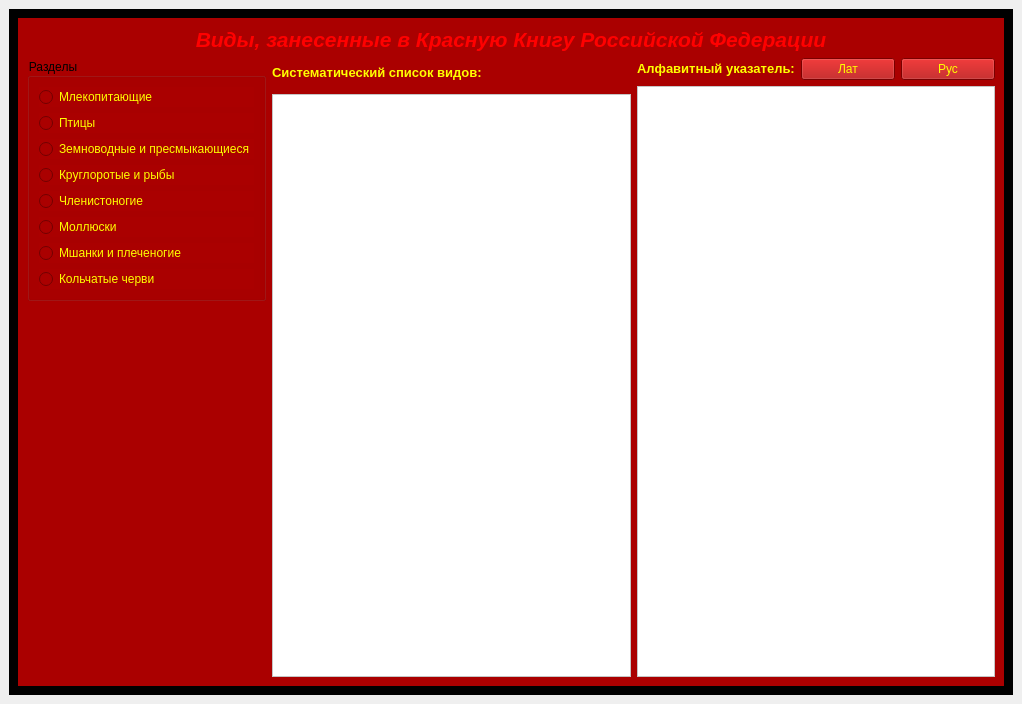
dpq/gaia, file redbook.ui: the form before one commit.
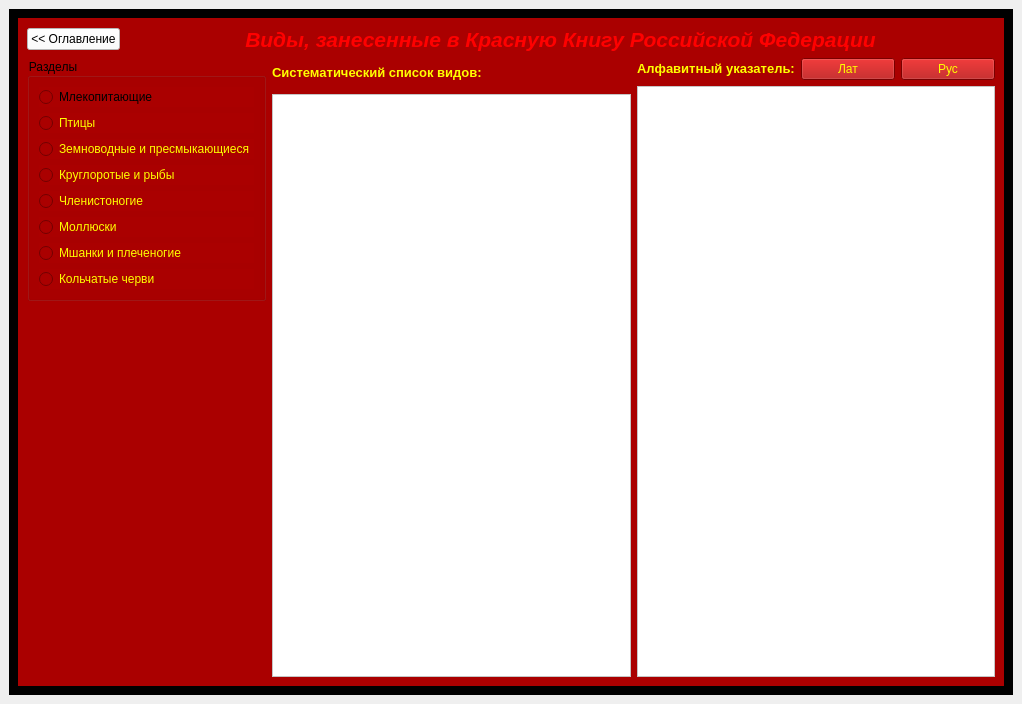
The form after the commit. The open tabs and pages were chosen to show the change. Icons and pictures are not drawn. Custom widgets are drawn as their Qt base class.

The edit to the form file:
```diff
--- a/redbook.ui
+++ b/redbook.ui
@@ -269,24 +269,71 @@
        </property>
        <layout class="QVBoxLayout" >
         <item>
-         <widget class="QWidget" native="1" name="widget_3" >
+         <widget class="QFrame" name="widget_3" >
           <property name="styleSheet" >
            <string notr="true" >background-color: rgb(170, 0, 0);</string>
           </property>
-          <layout class="QVBoxLayout" >
+          <layout class="QVBoxLayout" name="verticalLayout_4" >
            <item>
-            <widget class="QLabel" name="headerLabel" >
-             <property name="text" >
-              <string>&lt;!DOCTYPE HTML PUBLIC "-//W3C//DTD HTML 4.0//EN" "http://www.w3.org/TR/REC-html40/strict.dtd">
+            <layout class="QHBoxLayout" name="horizontalLayout_4" >
+             <item>
+              <widget class="QPushButton" name="speciesBackButton" >
+               <property name="sizePolicy" >
+                <sizepolicy vsizetype="Fixed" hsizetype="Preferred" >
+                 <horstretch>0</horstretch>
+                 <verstretch>0</verstretch>
+                </sizepolicy>
+               </property>
+               <property name="styleSheet" >
+                <string notr="true" >background-color: rgb(255, 255, 255);
+color: #000000;</string>
+               </property>
+               <property name="text" >
+                <string>&lt;&lt; Оглавление</string>
+               </property>
+              </widget>
+             </item>
+             <item>
+              <spacer name="horizontalSpacer_6" >
+               <property name="orientation" >
+                <enum>Qt::Horizontal</enum>
+               </property>
+               <property name="sizeHint" stdset="0" >
+                <size>
+                 <width>40</width>
+                 <height>20</height>
+                </size>
+               </property>
+              </spacer>
+             </item>
+             <item>
+              <widget class="QLabel" name="headerLabel" >
+               <property name="text" >
+                <string>&lt;!DOCTYPE HTML PUBLIC "-//W3C//DTD HTML 4.0//EN" "http://www.w3.org/TR/REC-html40/strict.dtd">
 &lt;html>&lt;head>&lt;meta name="qrichtext" content="1" />&lt;style type="text/css">
 p, li { white-space: pre-wrap; }
 &lt;/style>&lt;/head>&lt;body style=" font-family:'Sans Serif'; font-size:10pt; font-weight:400; font-style:normal;">
 &lt;p style=" margin-top:0px; margin-bottom:0px; margin-left:0px; margin-right:0px; -qt-block-indent:0; text-indent:0px;">&lt;span style=" font-size:16pt; font-weight:600; font-style:italic; color:#ff0000;">Виды, занесенные в Красную Книгу Российской Федерации&lt;/span>&lt;/p>&lt;/body>&lt;/html></string>
-             </property>
-             <property name="alignment" >
-              <set>Qt::AlignCenter</set>
-             </property>
-            </widget>
+               </property>
+               <property name="alignment" >
+                <set>Qt::AlignCenter</set>
+               </property>
+              </widget>
+             </item>
+             <item>
+              <spacer name="horizontalSpacer_5" >
+               <property name="orientation" >
+                <enum>Qt::Horizontal</enum>
+               </property>
+               <property name="sizeHint" stdset="0" >
+                <size>
+                 <width>40</width>
+                 <height>20</height>
+                </size>
+               </property>
+              </spacer>
+             </item>
+            </layout>
            </item>
            <item>
             <layout class="QHBoxLayout" >
@@ -308,7 +355,10 @@
                    <widget class="QRadioButton" name="radioc0" >
                     <property name="styleSheet" >
                      <string notr="true" >color: rgb(255, 255, 0);
-</string>
+indicator {
+             width: 43px;
+             height: 43px;
+         }</string>
                     </property>
                     <property name="text" >
                      <string>Млекопитающие</string>
```
Left out of the diff: 80 changed lines with no effect on the pictures.
